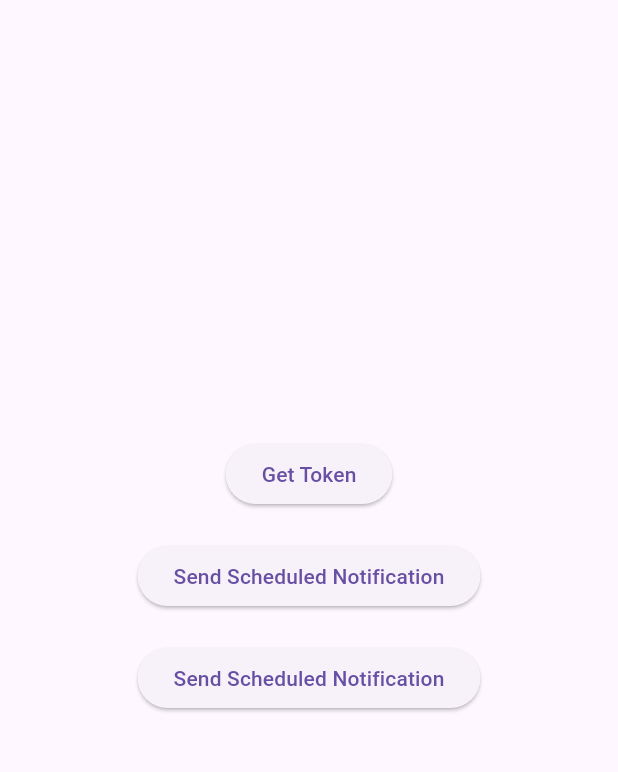
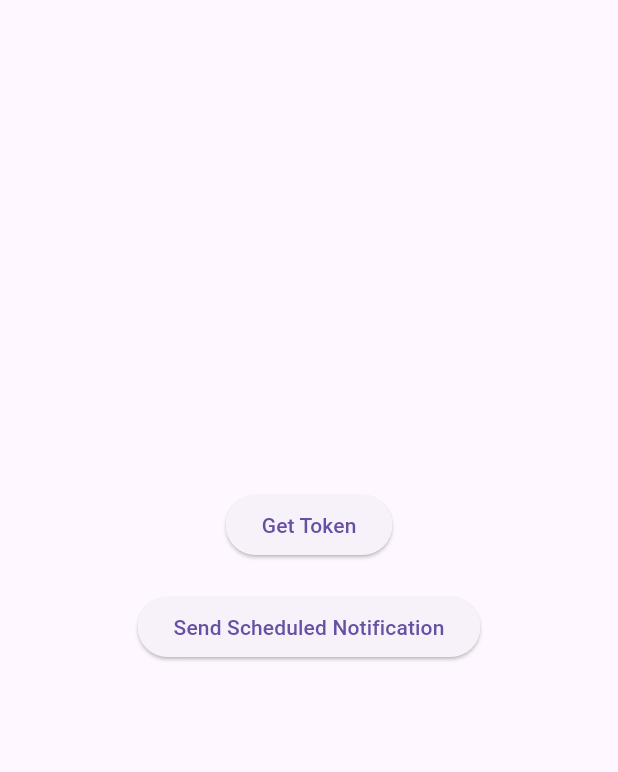
Before and after one commit to AzizbekEshpolatov/notification_example, a Flutter app: the screen it shows after launch, after a tap on "Send Scheduled Notification", on a phone screen of 412 x 824 dp, the part 84-856 px from its top. Run offline on Flutter 3.47's test engine with Material 3 defaults, Android fonts, the phone set to English and light mode, and no system bars; our stand-ins replace awesome_notifications, firebase_core, firebase_messaging; accounts and stored records are empty.

Commit message:
notification example[foreground,backround and terminade]

```diff
--- a/lib/main.dart
+++ b/lib/main.dart
@@ -5,14 +5,42 @@ import 'dart:async';
 import 'package:firebase_messaging/firebase_messaging.dart';
 import 'package:awesome_notifications/awesome_notifications.dart';
 
+class MyFirebaseMessagingService {
+  static Future<void> handleBackgroundMessage(RemoteMessage message) async {
+    debugPrint(
+      "📌 BACKGROUND yoki TERMINATE holatida keldi: ${message.notification?.title} - ${message.notification?.body}",
+    );
+    if (message.notification != null) {
+      await AwesomeNotifications().createNotification(
+        content: NotificationContent(
+          id: DateTime.now().millisecondsSinceEpoch.remainder(100000),
+          channelKey: 'high_importance_channel',
+          title: message.notification?.title ?? "New Notification",
+          body: message.notification?.body ?? "You have a new message.",
+          displayOnBackground: true,
+        ),
+      );
+    }
+  }
+}
 void main() async {
   WidgetsFlutterBinding.ensureInitialized();
+  await Firebase.initializeApp(options: DefaultFirebaseOptions.currentPlatform);
+  await FirebaseService.initialize();
 
   FirebaseMessaging.onBackgroundMessage(
-    firebaseMessagingBackgroundHandler,
-  ); // Background listener
-  await Firebase.initializeApp(options: DefaultFirebaseOptions.currentPlatform);
-  await FirebaseService.initialize();
+    MyFirebaseMessagingService.handleBackgroundMessage,
+  );
+
+  FirebaseMessaging.instance.getInitialMessage().then((message) {
+    if (message != null) {
+      debugPrint("📌 TERMINATE holatida kelgan xabar: ${message.notification?.title} - ${message.notification?.body}");
+      MyFirebaseMessagingService.handleBackgroundMessage(message);
+    } else {
+      debugPrint("❌ TERMINATE holatda hech qanday xabar kelmadi.");
+    }
+  });
+
   final notificationService = NotificationService();
   await notificationService.initialize();
 
@@ -53,13 +81,6 @@ class MyApp extends StatelessWidget {
                 },
                 child: Text("Send Scheduled Notification"),
               ),
-              SizedBox(height: 20),
-              ElevatedButton(
-                onPressed: () async {
-                  await scheduleNotification(); // 1 daqiqa keyin notification chiqadi
-                },
-                child: Text("Send Scheduled Notification"),
-              ),
             ],
           ),
         ),
@@ -69,26 +90,8 @@ class MyApp extends StatelessWidget {
   }
 }
 
-Future<void> scheduleNotification() async {
-  await AwesomeNotifications().createNotification(
-    content: NotificationContent(
-      id: DateTime.now().millisecondsSinceEpoch.remainder(100000),
-      channelKey: 'high_importance_channel',
-      title: 'Scheduled Notification',
-      body: 'This notification was scheduled to appear after 1 minute.',
-    ),
-    schedule: NotificationCalendar(
-      second: DateTime.now().second, // Joriy soniyani olamiz
-      minute: DateTime.now().minute + 1, // 1 daqiqa keyin
-      repeats: false, // Bir martalik notification
-      preciseAlarm: true, // Android uchun aniq vaqtni ta'minlaydi
-    ),
-  );
-}
-
 class FirebaseService {
   static Future<void> initialize() async {
-    await Firebase.initializeApp();
     await FirebaseMessaging.instance
         .setForegroundNotificationPresentationOptions(
           alert: true,
@@ -99,7 +102,6 @@ class FirebaseService {
   }
 
   static Future<void> _requestPermission() async {
-    /// permission olyabmiz ilovada!
     final settings = await FirebaseMessaging.instance.requestPermission(
       alert: true,
       badge: true,
@@ -116,12 +118,8 @@ class NotificationService {
 
   NotificationService._internal();
 
-  StreamSubscription? _messageSubscription;
-  StreamSubscription? _openAppSubscription;
-
   Future<void> initialize() async {
     await _initializeAwesomeNotifications();
-    _setupMessageListeners();
   }
 
   Future<void> _initializeAwesomeNotifications() async {
@@ -138,36 +136,6 @@ class NotificationService {
         playSound: true,
       ),
     ]);
-  }
-
-  void _setupMessageListeners() {
-    _messageSubscription = FirebaseMessaging.onMessage.listen(
-      _handleForegroundMessage,
-    );
-    _openAppSubscription = FirebaseMessaging.onMessageOpenedApp.listen(
-      _handleAppOpened,
-    );
-  }
-
-  Future<void> _handleForegroundMessage(RemoteMessage message) async {
-    final notification = message.notification;
-    if (notification == null) return;
-
-    await AwesomeNotifications().createNotification(
-      content: NotificationContent(
-        id: DateTime.now().millisecondsSinceEpoch.remainder(100000),
-        channelKey: 'high_importance_channel',
-        title: notification.title,
-        body: notification.body,
-        payload: message.data.cast<String, String?>(),
-        displayOnForeground: true,
-        displayOnBackground: false,
-      ),
-    );
-  }
-
-  void _handleAppOpened(RemoteMessage message) {
-    debugPrint('App opened from notification: ${message.data}');
   }
 
   Future<String> getToken() async {
@@ -221,7 +189,6 @@ Future<void> firebaseMessagingBackgroundHandler(RemoteMessage message) async {
       channelKey: 'high_importance_channel',
       title: notification.title,
       body: notification.body,
-      payload: message.data.cast<String, String?>(),
       displayOnForeground: false,
       displayOnBackground: true,
     ),
```
Also changed, not shown: 1 other file.
